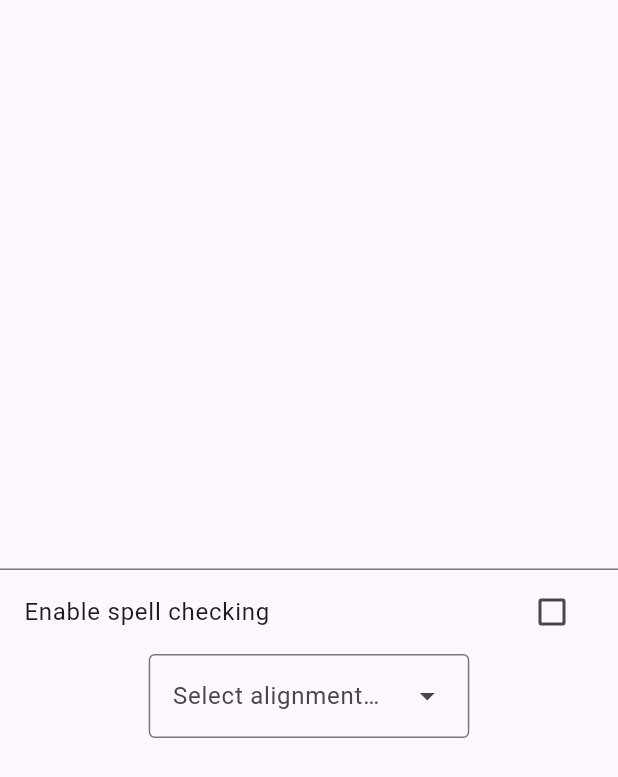
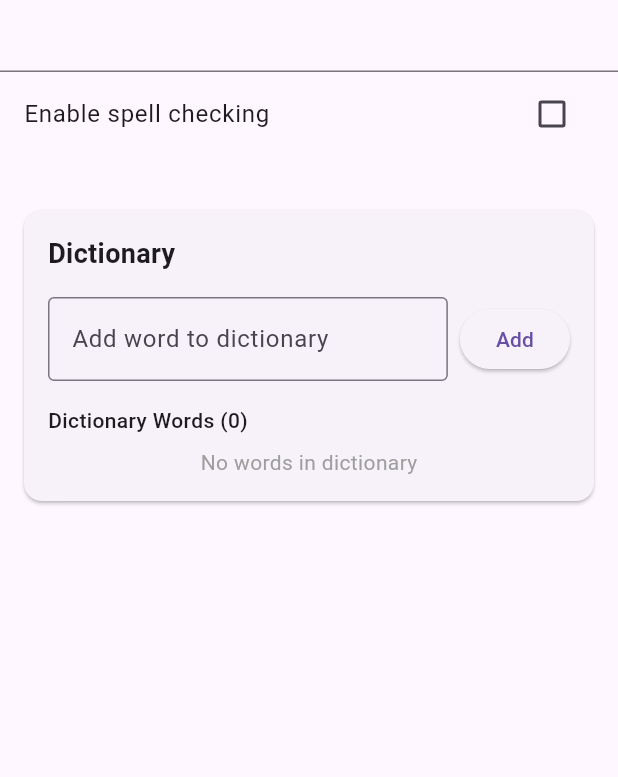
Before and after one commit to solid-software/languagetool_textfield, a Flutter app: the screen it shows after launch, after a tap on "Enable spell checking", on a phone screen of 412 x 824 dp. Shown: the top 777 px of the screen. Run offline on Flutter 3.47's test engine with Material 3 defaults, Android fonts, the phone set to English and light mode, and no system bars; missing offline and left inert: pointer_interceptor, throttling.

Commit message:
feat: add "add to dictionary" feature ui: use default icon button padding export result to allow custom language check service implementations

```diff
--- a/example/lib/main.dart
+++ b/example/lib/main.dart
@@ -20,45 +20,116 @@ class App extends StatefulWidget {
 }
 
 class _AppState extends State<App> {
-  /// Initialize LanguageToolController
-  final LanguageToolController _controller = LanguageToolController();
+  Set<String> _dictionary = {};
+  final _addWordController = TextEditingController();
 
-  static const List<MainAxisAlignment> alignments = [
-    MainAxisAlignment.center,
-    MainAxisAlignment.start,
-    MainAxisAlignment.end,
-  ];
-  int currentAlignmentIndex = 0;
+  LanguageToolController? _spellCheckController;
+
+  LanguageToolController _nonNullController() {
+    return _spellCheckController ??= LanguageToolController(
+      languageCheckService: InMemoryDictionaryLanguageCheckService(
+        getDictionary: () => _dictionary,
+      ),
+    );
+  }
 
   @override
   Widget build(BuildContext context) {
+    final spellCheckController = _nonNullController();
+
     return Material(
       child: Scaffold(
         body: Column(
-          mainAxisAlignment: alignments[currentAlignmentIndex],
+          mainAxisAlignment: MainAxisAlignment.start,
           children: [
             LanguageToolTextField(
-              controller: _controller,
+              controller: spellCheckController,
               language: 'en-US',
+              mistakePopup: MistakePopup(
+                popupRenderer: PopupOverlayRenderer(),
+                mistakeBuilder: _mistakeBuilder,
+              ),
             ),
             ValueListenableBuilder(
-              valueListenable: _controller,
+              valueListenable: spellCheckController,
               builder: (_, __, ___) => CheckboxListTile(
                 title: const Text("Enable spell checking"),
-                value: _controller.isEnabled,
-                onChanged: (value) => _controller.isEnabled = value ?? false,
+                value: spellCheckController.isEnabled,
+                onChanged: (value) =>
+                    spellCheckController.isEnabled = value ?? false,
               ),
             ),
-            DropdownMenu(
-              hintText: "Select alignment...",
-              onSelected: (value) => setState(() {
-                currentAlignmentIndex = value ?? 0;
-              }),
-              dropdownMenuEntries: const [
-                DropdownMenuEntry(value: 0, label: "Center alignment"),
-                DropdownMenuEntry(value: 1, label: "Top alignment"),
-                DropdownMenuEntry(value: 2, label: "Bottom alignment"),
-              ],
+            const SizedBox(height: 20),
+            Card(
+              margin: const EdgeInsets.all(16),
+              child: Padding(
+                padding: const EdgeInsets.all(16),
+                child: Column(
+                  mainAxisSize: MainAxisSize.min,
+                  crossAxisAlignment: CrossAxisAlignment.start,
+                  children: [
+                    const Text(
+                      'Dictionary',
+                      style: TextStyle(
+                        fontSize: 18,
+                        fontWeight: FontWeight.bold,
+                      ),
+                    ),
+                    const SizedBox(height: 16),
+                    Row(
+                      children: [
+                        Expanded(
+                          child: TextField(
+                            controller: _addWordController,
+                            decoration: const InputDecoration(
+                              labelText: 'Add word to dictionary',
+                              border: OutlineInputBorder(),
+                            ),
+                            onSubmitted: (_) => _addWord(),
+                          ),
+                        ),
+                        const SizedBox(width: 8),
+                        ElevatedButton(
+                          onPressed: _addWord,
+                          child: const Text('Add'),
+                        ),
+                      ],
+                    ),
+                    const SizedBox(height: 16),
+                    Row(
+                      mainAxisAlignment: MainAxisAlignment.spaceBetween,
+                      children: [
+                        Text(
+                          'Dictionary Words (${_dictionary.length})',
+                          style: const TextStyle(fontWeight: FontWeight.w500),
+                        ),
+                        if (_dictionary.isNotEmpty)
+                          TextButton(
+                            onPressed: _clearAllWords,
+                            child: const Text('Clear All'),
+                          ),
+                      ],
+                    ),
+                    const SizedBox(height: 8),
+                    if (_dictionary.isEmpty)
+                      const Center(
+                        child: Text(
+                          'No words in dictionary',
+                          style: TextStyle(color: Colors.grey),
+                        ),
+                      )
+                    else
+                      for (final word in _dictionary)
+                        ListTile(
+                          title: Text(word),
+                          trailing: IconButton(
+                            icon: const Icon(Icons.delete),
+                            onPressed: () => _removeWord(word),
+                          ),
+                        ),
+                  ],
+                ),
+              ),
             ),
           ],
         ),
@@ -66,9 +137,53 @@ class _AppState extends State<App> {
     );
   }
 
+  void _addWord() {
+    final word = _addWordController.text.trim();
+
+    if (word.isNotEmpty && !_dictionary.contains(word)) {
+      setState(() {
+        _dictionary = {..._dictionary, word};
+        _addWordController.clear();
+        _spellCheckController?.recheckText();
+      });
+    }
+  }
+
+  void _removeWord(String word) {
+    setState(() {
+      _dictionary = _dictionary.difference({word});
+      _spellCheckController?.recheckText();
+    });
+  }
+
+  void _clearAllWords() {
+    setState(() {
+      _dictionary = {};
+      _spellCheckController?.recheckText();
+    });
+  }
+
+  Widget _mistakeBuilder({
+    required LanguageToolController controller,
+    required Mistake mistake,
+    required Offset mistakePosition,
+    required PopupOverlayRenderer popupRenderer,
+  }) {
+    return LanguageToolMistakePopup(
+      popupRenderer: popupRenderer,
+      mistake: mistake,
+      mistakePosition: mistakePosition,
+      controller: controller,
+      addWordToDictionary: (word) async {
+        setState(() => _dictionary = {..._dictionary, word});
+      },
+    );
+  }
+
   @override
   void dispose() {
-    _controller.dispose();
+    _spellCheckController?.dispose();
+    _addWordController.dispose();
     super.dispose();
   }
 }
--- a/lib/languagetool_textfield.dart
+++ b/lib/languagetool_textfield.dart
@@ -16,5 +16,7 @@ export 'src/language_check_services/language_tool_service.dart';
 export 'src/presentation/language_tool_text_field.dart';
 export 'src/utils/mistake_popup.dart';
 export 'src/utils/popup_overlay_renderer.dart';
+export 'src/utils/result.dart';
 export 'src/wrappers/debounce_language_check_service.dart';
+export 'src/wrappers/in_memory_dictionary_language_check_service.dart';
 export 'src/wrappers/throttling_language_check_service.dart';
--- a/lib/src/core/controllers/language_tool_controller.dart
+++ b/lib/src/core/controllers/language_tool_controller.dart
@@ -64,7 +64,7 @@ class LanguageToolController extends TextEditingController {
     _isEnabled = value;
 
     if (_isEnabled) {
-      _handleTextChange(text, spellCheckSameText: true);
+      recheckText();
     } else {
       _mistakes = [];
       for (final recognizer in _recognizers) {
@@ -187,6 +187,16 @@ class LanguageToolController extends TextEditingController {
       final newOffset = mistake.offset + replacement.length;
       selection = TextSelection.fromPosition(TextPosition(offset: newOffset));
     });
+  }
+
+  /// Rechecks the current text for spelling and grammar errors.
+  ///
+  /// This method forces a recheck of the existing text
+  /// This is useful when you want to re-evaluate the text without any actual
+  /// text changes, such as after changing language settings or updating
+  /// spell check configurations.
+  void recheckText() {
+    _handleTextChange(text, spellCheckSameText: true);
   }
 
   /// Clear mistakes list when text mas modified and get a new list of mistakes
--- a/lib/src/utils/mistake_popup.dart
+++ b/lib/src/utils/mistake_popup.dart
@@ -96,7 +96,7 @@ class LanguageToolMistakePopup extends StatelessWidget {
   final ButtonStyle? mistakeStyle;
 
   /// Optional builder that adds additional actions to the header.
-  final List<Widget> Function(BuildContext context)? actionsBuilder;
+  final Future<void> Function(String)? addWordToDictionary;
 
   /// Creates a [LanguageToolMistakePopup].
   const LanguageToolMistakePopup({
@@ -109,7 +109,7 @@ class LanguageToolMistakePopup extends StatelessWidget {
     this.horizontalMargin = _defaultHorizontalMargin,
     this.verticalMargin = _defaultVerticalMargin,
     this.mistakeStyle,
-    this.actionsBuilder,
+    this.addWordToDictionary,
     super.key,
   });
 
@@ -173,11 +173,25 @@ class LanguageToolMistakePopup extends StatelessWidget {
                             ],
                           ),
                         ),
-                        ...?actionsBuilder?.call(context),
+                        if (addWordToDictionary case final addWordToDictionary?)
+                          IconButton(
+                            icon: const Icon(Icons.menu_book),
+                            constraints: const BoxConstraints(),
+                            splashRadius: _dismissSplashRadius,
+                            onPressed: () async {
+                              final word = controller.text.substring(
+                                mistake.offset,
+                                mistake.endOffset,
+                              );
+
+                              await addWordToDictionary(word);
+
+                              _fixTheMistake(word);
+                            },
+                          ),
                         IconButton(
                           icon: const Icon(Icons.close),
                           constraints: const BoxConstraints(),
-                          padding: EdgeInsets.zero,
                           splashRadius: _dismissSplashRadius,
                           onPressed: () {
                             _dismissDialog();
--- /dev/null
+++ b/lib/src/wrappers/in_memory_dictionary_language_check_service.dart
@@ -0,0 +1,51 @@
+import 'package:languagetool_textfield/languagetool_textfield.dart';
+
+/// A language-check service that filters LanguageTool suggestions using an in-memory dictionary.
+///
+/// This class wraps a LanguageToolService and extends ThrottlingLanguageCheckService to
+/// limit the frequency of requests. After performing a check with the underlying service,
+/// it removes any reported mistakes whose corresponding word is present in the provided
+/// in-memory dictionary (so user-defined or domain-specific words can be treated as correct).
+///
+/// The filtering is performed by extracting the substring of the input text using each
+/// mistake's offset and endOffset and checking membership against the dictionary returned
+/// by [getDictionary].
+///
+/// Note: the underlying service is throttled to avoid excessive requests; the throttling
+/// behavior is provided by the superclass.
+class InMemoryDictionaryLanguageCheckService
+    extends ThrottlingLanguageCheckService {
+  /// Callback that supplies the current set of words to be treated as correct.
+  ///
+  /// This function is invoked for each text check so the dictionary can be dynamic
+  /// (for example, reflecting user edits or settings). It must return a Set<String>
+  /// containing the words that should be ignored by the language checker.
+  final Set<String> Function() getDictionary;
+
+  /// Creates an InMemoryDictionaryLanguageCheckService that uses [getDictionary] to filter mistakes.
+  ///
+  /// The [getDictionary] callback is required and will be called for every check operation.
+  /// The service delegates checking to an internal LanguageToolService and then filters
+  /// the results based on the returned dictionary.
+  InMemoryDictionaryLanguageCheckService({required this.getDictionary})
+      : super(
+          LanguageToolService(LanguageToolClient()),
+          const Duration(milliseconds: 250),
+        );
+
+  @override
+  Future<Result<List<Mistake>>?> findMistakes(String text) async {
+    final result = await super.findMistakes(text);
+    final dictionary = getDictionary();
+
+    return result?.map(
+      (mistakes) => mistakes.where(
+        (mistake) {
+          final word = text.substring(mistake.offset, mistake.endOffset);
+
+          return !dictionary.contains(word);
+        },
+      ).toList(),
+    );
+  }
+}
```
